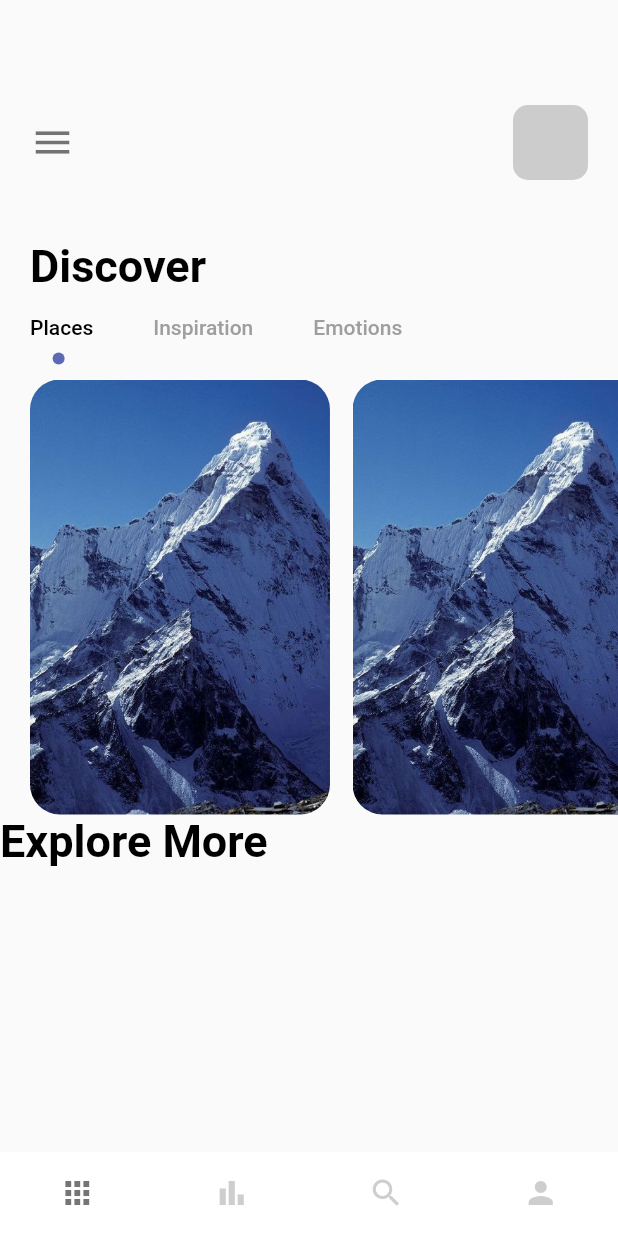
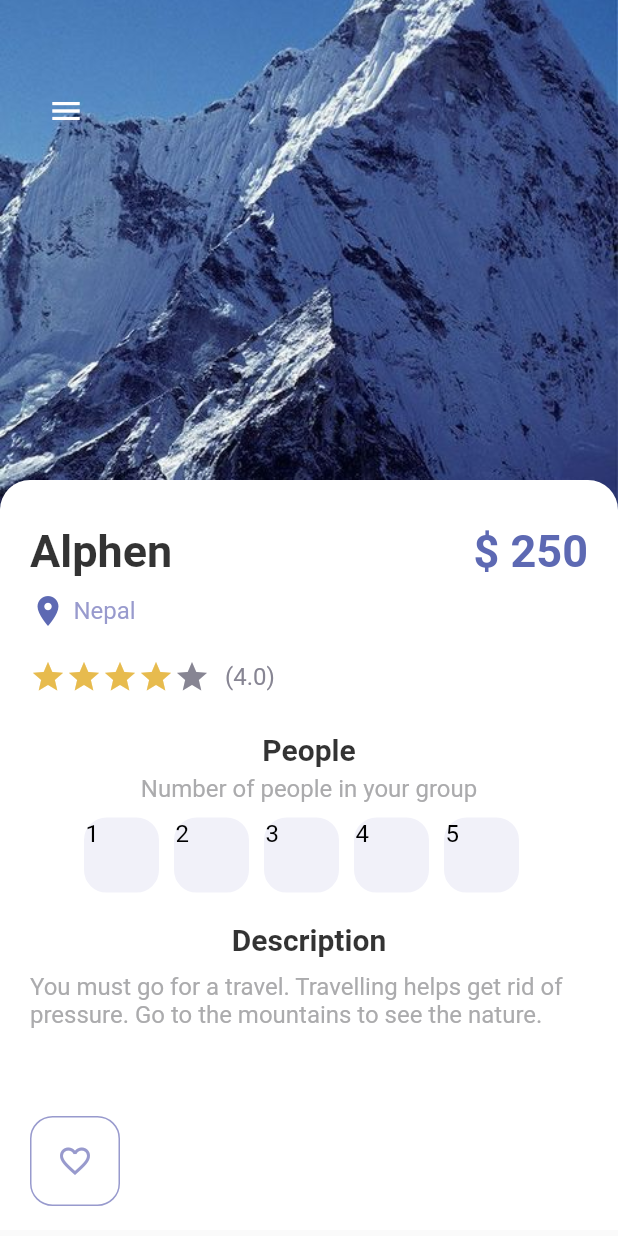
Before and after one commit to ezaatama/cubit-state, a Flutter app: the screen it shows after launch, on a phone screen of 412 x 824 dp. Run offline on Flutter 3.47's test engine with Material 2 defaults, Android fonts, the phone set to English and light mode, and no system bars; our stand-ins replace device_preview.

Commit message:
cubit app

```diff
--- a/lib/main.dart
+++ b/lib/main.dart
@@ -1,8 +1,19 @@
+import 'package:flutter/foundation.dart';
 import 'package:flutter/material.dart';
 import 'package:flutter_cubit/screens/bottom_navpages/main_page.dart';
-
+import 'package:device_preview/device_preview.dart';
+import 'screens/detail_page.dart';
 import 'screens/welcome_screen.dart';
 
+///Use Device Preview
+  // void main() {
+  //   runApp(
+  //     DevicePreview(
+  //       enabled: !kReleaseMode,
+  //       builder: (context) => MyApp()));
+  // }
+
+///Use Preview Default
 void main() {
   runApp(const MyApp());
 }
@@ -10,17 +21,18 @@ void main() {
 class MyApp extends StatelessWidget {
   const MyApp({Key? key}) : super(key: key);
 
-  // This widget is the root of your application.
   @override
   Widget build(BuildContext context) {
     return MaterialApp(
-      title: 'Flutter Demo',
+      // useInheritedMediaQuery: true,
+      // locale: DevicePreview.locale(context),
+      // builder: DevicePreview.appBuilder,
       debugShowCheckedModeBanner: false,
       theme: ThemeData(
 
         primarySwatch: Colors.blue,
       ),
-      home: MainPage()
+      home: DetailPage()
     );
   }
 }
--- a/lib/screens/bottom_navpages/home_page.dart
+++ /dev/null
@@ -1,136 +0,0 @@
-import 'package:flutter/material.dart';
-import 'package:flutter_cubit/theme/colors.dart';
-import 'package:flutter_cubit/widgets/app_large_text.dart';
-
-class Homepage extends StatefulWidget {
-  const Homepage({ Key? key }) : super(key: key);
-
-  @override
-  _HomepageState createState() => _HomepageState();
-}
-
-class _HomepageState extends State<Homepage> with TickerProviderStateMixin {
-
-  @override
-  Widget build(BuildContext context) {
-    TabController _tabController = TabController(length: 3, vsync: this);
-    return Scaffold(
-      body: Column(
-        crossAxisAlignment: CrossAxisAlignment.start,
-        children: [
-          ///Menu Text
-          Container(
-            padding: const EdgeInsets.only(top: 70, left: 20),
-            child: Row(
-              children: [
-                const Icon(Icons.menu, size: 30, color: Colors.black54),
-                Expanded(child: Container()),
-                Container(
-                  margin: const EdgeInsets.only(right: 20),
-                  width: 50,
-                  height: 50,
-                  decoration: BoxDecoration(
-                    borderRadius: BorderRadius.circular(10),
-                    color: Colors.grey.withOpacity(0.5)
-                  )
-                )
-              ],
-            )
-          ),
-          const SizedBox(height: 40,),
-          ///Discover Text
-          Container(
-            margin: const EdgeInsets.only(left: 20),
-            child: AppLargeText(text: "Discover")),
-          ///Tabbar
-          Container(
-            child: Align(
-              alignment: Alignment.centerLeft,
-              child: TabBar(
-                controller: _tabController,
-                labelPadding: const EdgeInsets.only(left: 20, right: 20),
-                labelColor: Colors.black,
-                unselectedLabelColor: Colors.grey,
-                isScrollable: true,
-                indicatorSize: TabBarIndicatorSize.label,
-                indicator: CircleTabIndicator(color: AppColors.mainColor, radius: 4),
-                tabs: const [
-                  Tab(text: 'Places',),
-                  Tab(text: 'Inspiration',),
-                  Tab(text: 'Emotions',),
-                ],
-              ),
-            )
-          ),
-          Container(
-            padding: const EdgeInsets.only(left: 20),
-            height: 300,
-            width: double.maxFinite,
-            child: TabBarView(
-              controller: _tabController,
-              children: [
-                ListView.builder(
-                  itemCount: 3,
-                  scrollDirection: Axis.horizontal,
-                  itemBuilder: (context, index){
-                  return Container(
-                    margin: const EdgeInsets.only(right: 15, top: 10),
-                  width: 200,
-                  height: 300,
-                  decoration: BoxDecoration(
-                    borderRadius: BorderRadius.circular(20),
-                    color: Colors.white,
-                    image: DecorationImage(
-                      image: AssetImage("img/mountain.jpeg"),
-                      fit: BoxFit.cover
-                    )
-                  ));
-                }),
-                Text("There"),
-                Text("Bye")
-              ],
-            )
-          ),
-          Row(
-            children:[
-              AppLargeText(text: "Explore More")
-            ]
-          )
-        ],
-      ),
-    );
-  }
-}
-
-///Dots TabBar
-class CircleTabIndicator extends Decoration{
-
-  final Color color;
-  double radius;
-
-  CircleTabIndicator({required this.color, required this.radius});
-
-  @override
-  BoxPainter createBoxPainter([VoidCallback? onChanged]){
-    return _CirclePainter(color: color, radius: radius);
-  }
-}
-
-class _CirclePainter extends BoxPainter{
-
-  final Color color;
-  double radius;
-  _CirclePainter({required this.color, required this.radius});
-
-  @override
-  void paint(Canvas canvas, Offset offset, ImageConfiguration configuration) {
-
-    Paint _paint = Paint();
-    _paint.color = color;
-    _paint.isAntiAlias = true;
-    final Offset circleOffset = Offset(configuration.size!.width/2 - radius/2, configuration.size!.height-radius);
-
-    canvas.drawCircle(offset + circleOffset, radius, _paint);
-  }
-
-}
--- a/lib/screens/bottom_navpages/main_page.dart
+++ b/lib/screens/bottom_navpages/main_page.dart
@@ -2,7 +2,7 @@ import 'package:flutter/material.dart';
 import 'package:flutter_cubit/screens/bottom_navpages/search_page.dart';
 
 import 'bar_item_page.dart';
-import 'home_page.dart';
+import '../home_page.dart';
 import 'my_page.dart';
 
 class MainPage extends StatefulWidget {
--- /dev/null
+++ b/lib/screens/detail_page.dart
@@ -0,0 +1,165 @@
+import 'package:flutter/material.dart';
+import 'package:flutter_cubit/theme/colors.dart';
+import 'package:flutter_cubit/widgets/app_button.dart';
+import 'package:flutter_cubit/widgets/app_large_text.dart';
+import 'package:flutter_cubit/widgets/app_text.dart';
+
+class DetailPage extends StatefulWidget {
+  const DetailPage({Key? key}) : super(key: key);
+
+  @override
+  _DetailPageState createState() => _DetailPageState();
+}
+
+class _DetailPageState extends State<DetailPage> {
+  int gottenStars = 4;
+  int selectedIndex = -1;
+
+  @override
+  Widget build(BuildContext context) {
+    return Scaffold(
+      body: Container(
+        width: double.maxFinite,
+        height: double.maxFinite,
+        child: Stack(
+          children: [
+            Positioned(
+                left: 0,
+                right: 0,
+                child: Container(
+                    width: double.maxFinite,
+                    height: 350,
+                    decoration: BoxDecoration(
+                        image: DecorationImage(
+                            image: AssetImage("img/mountain.jpeg"),
+                            fit: BoxFit.cover)))),
+            Positioned(
+                left: 20,
+                top: 50,
+                child: Row(
+                  children: [
+                    IconButton(
+                      onPressed: () {},
+                      icon: Icon(Icons.menu),
+                      color: Colors.white,
+                    )
+                  ],
+                )),
+            Positioned(
+                top: 320,
+                child: Container(
+                  padding: const EdgeInsets.only(left: 20, right: 20, top: 30),
+                  width: MediaQuery.of(context).size.width,
+                  height: 500,
+                  decoration: BoxDecoration(
+                      color: Colors.white,
+                      borderRadius: BorderRadius.only(
+                          topLeft: Radius.circular(20),
+                          topRight: Radius.circular(20))),
+                  child: Column(children: [
+                    Row(
+                      mainAxisAlignment: MainAxisAlignment.spaceBetween,
+                      children: [
+                        AppLargeText(
+                          text: "Alphen",
+                          color: Colors.black54.withOpacity(0.8),
+                        ),
+                        AppLargeText(
+                          text: "\$ 250",
+                          color: AppColors.mainColor,
+                        )
+                      ],
+                    ),
+                    const SizedBox(
+                      height: 10,
+                    ),
+                    Row(
+                      children: [
+                        Icon(Icons.location_on, color: AppColors.mainColor),
+                        const SizedBox(
+                          width: 5,
+                        ),
+                        AppText(text: "Nepal", color: AppColors.textColor1)
+                      ],
+                    ),
+                    const SizedBox(
+                      height: 20,
+                    ),
+                    Row(
+                      children: [
+                        Wrap(
+                            children: List.generate(
+                                5,
+                                (index) => Icon(Icons.star,
+                                    color: index < gottenStars
+                                        ? AppColors.starColor
+                                        : AppColors.textColor2))),
+                        const SizedBox(width: 10),
+                        AppText(text: "(4.0)", color: AppColors.textColor2)
+                      ],
+                    ),
+                    const SizedBox(
+                      height: 25,
+                    ),
+                    AppLargeText(
+                      text: "People",
+                      color: Colors.black.withOpacity(0.8),
+                      size: 20,
+                    ),
+                    const SizedBox(height: 5),
+                    AppText(
+                        text: "Number of people in your group",
+                        color: AppColors.mainTextColor),
+                    const SizedBox(height: 10),
+                    Wrap(
+                        children: List.generate(
+                            5,
+                            (index) => InkWell(
+                                  onTap: () {
+                                    setState(() {
+                                      selectedIndex = index;
+                                    });
+                                  },
+                                  child: Container(
+                                    margin: const EdgeInsets.only(right: 10),
+                                    child: AppButton(
+                                      backgroundColor: selectedIndex == index
+                                          ? Colors.black
+                                          : AppColors.buttonBackground,
+                                      borderColor: selectedIndex == index
+                                          ? Colors.black
+                                          : AppColors.buttonBackground,
+                                      color: selectedIndex == index
+                                          ? Colors.white
+                                          : Colors.black,
+                                      size: 50,
+                                      text: (index + 1).toString(),
+                                    ),
+                                  ),
+                                ))),
+                    const SizedBox(height: 20),
+                    AppLargeText(
+                        text: "Description",
+                        color: Colors.black.withOpacity(0.8),
+                        size: 20),
+                    const SizedBox(height: 10),
+                    AppText(
+                        text:
+                            "You must go for a travel. Travelling helps get rid of pressure. Go to the mountains to see the nature.",
+                        color: AppColors.mainTextColor),
+                  ]),
+                )),
+            Positioned(
+                bottom: 20,
+                left: 20,
+                child: Row(
+                  children: [
+                    AppButton(size: 60, color: AppColors.textColor1, backgroundColor: Colors.white, borderColor: AppColors.textColor1, isIcon: true, icon: Icons.favorite_border)
+                  ],
+                ))
+          ],
+        ),
+      ),
+    );
+  }
+}
--- /dev/null
+++ b/lib/widgets/app_button.dart
@@ -0,0 +1,38 @@
+import 'package:flutter/material.dart';
+import 'package:flutter_cubit/theme/colors.dart';
+import 'package:flutter_cubit/widgets/app_text.dart';
+
+class AppButton extends StatefulWidget {
+
+  final Color color;
+  String? text;
+  IconData? icon;
+  final Color backgroundColor;
+  double size;
+  final Color borderColor;
+  bool? isIcon;
+
+  AppButton({ Key? key, this.isIcon = false, required this.size, required this.color, this.text = "Hi", this.icon, required this.backgroundColor, required this.borderColor }) : super(key: key);
+
+  @override
+  _AppButtonState createState() => _AppButtonState();
+}
+
+class _AppButtonState extends State<AppButton> {
+  @override
+  Widget build(BuildContext context) {
+    return Container(
+      width: widget.size,
+      height: widget.size,
+      decoration: BoxDecoration(
+        border: Border.all(
+          color: widget.borderColor,
+          width: 1.0
+        ),
+        borderRadius: BorderRadius.circular(15),
+        color: widget.backgroundColor
+      ),
+      child: widget.isIcon == false? AppText(text: widget.text!, color: widget.color) : Center(child: Icon(widget.icon, color: widget.color)),
+    );
+  }
+}
--- a/pubspec.yaml
+++ b/pubspec.yaml
@@ -34,6 +34,7 @@ dependencies:
   # The following adds the Cupertino Icons font to your application.
   # Use with the CupertinoIcons class for iOS style icons.
   cupertino_icons: ^1.0.2
+  device_preview: ^1.0.0
 
 dev_dependencies:
   flutter_test:
```
Also changed, not shown: lib/screens/home_page.dart (added, +185 -0 lines), pubspec.lock.
